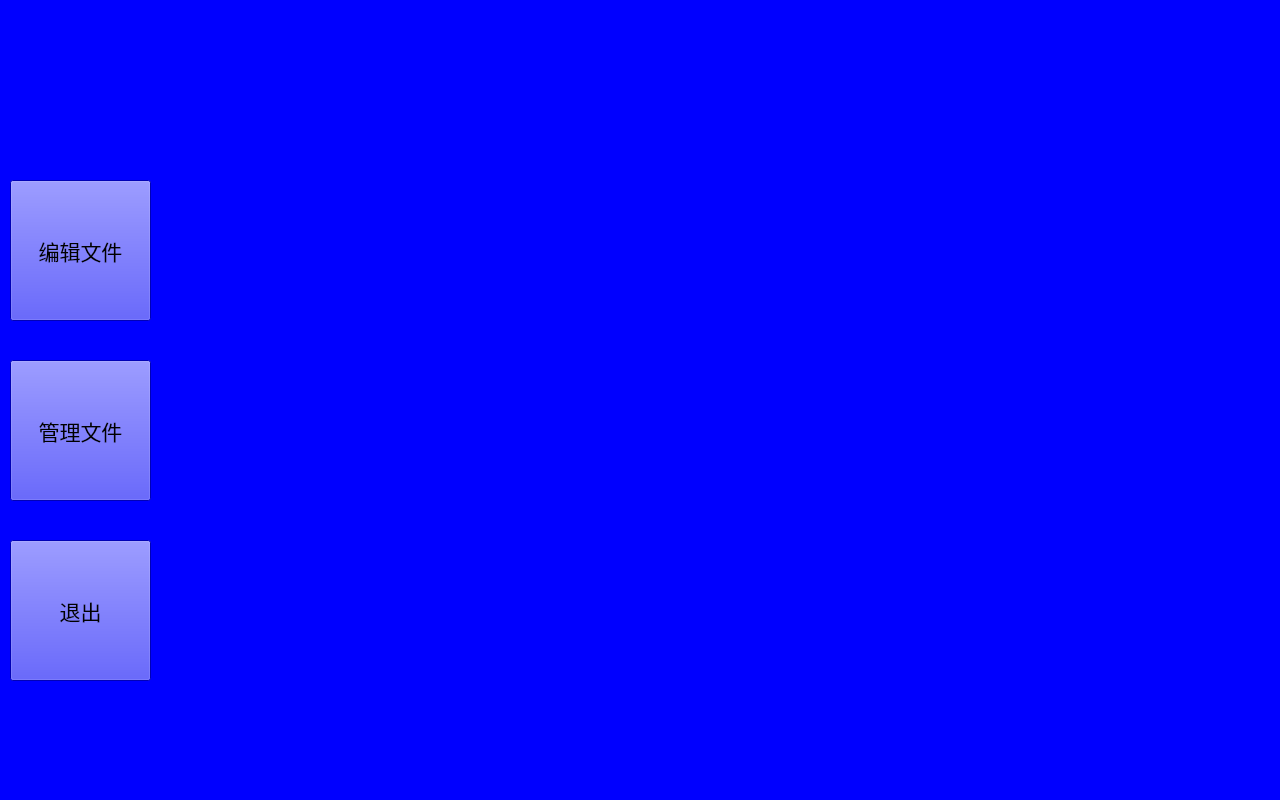
The window that HighResolutionPrinter/filemanageform.ui (dxphmj/TwoCharPrinter) describes before a commit, drawn with Qt 5.
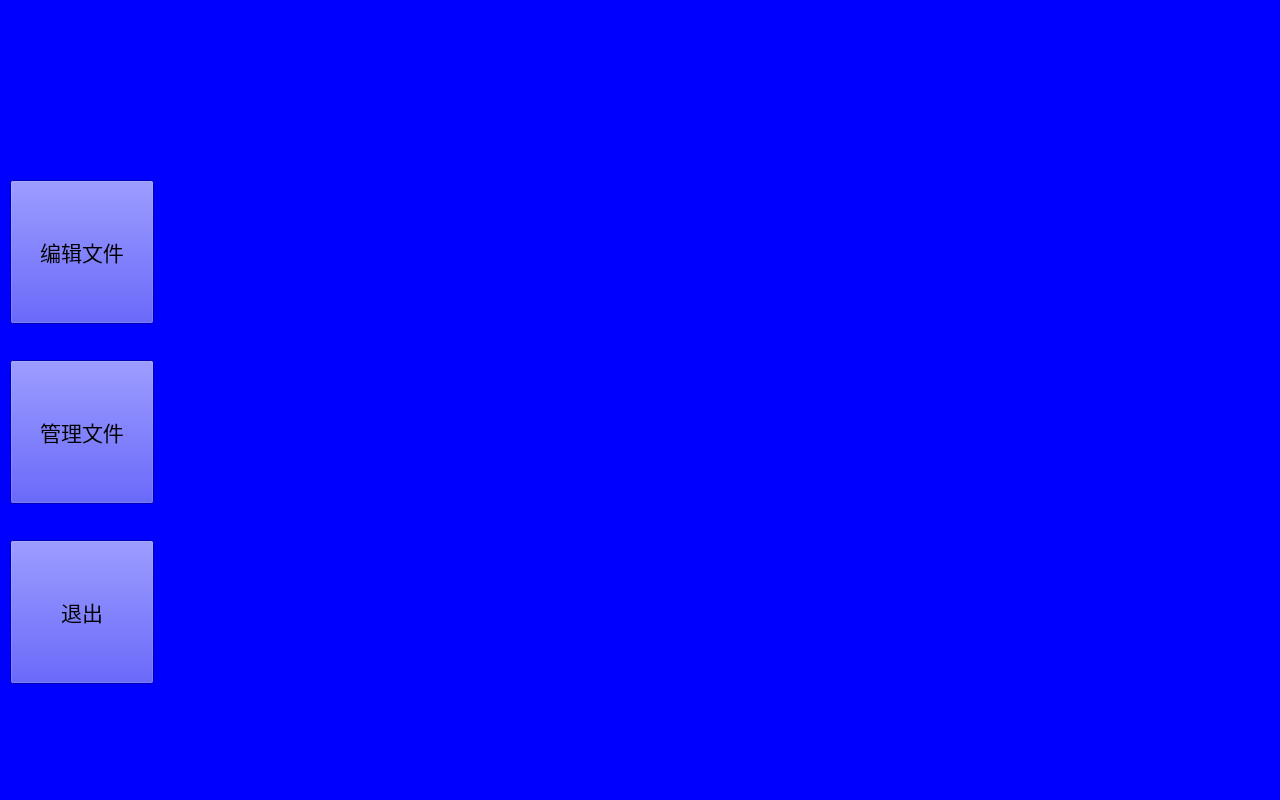
The same window after the commit. Icons and pictures are not drawn.

What changed in the file:
```diff
--- a/HighResolutionPrinter/filemanageform.ui
+++ b/HighResolutionPrinter/filemanageform.ui
@@ -21,8 +21,8 @@
     <rect>
      <x>10</x>
      <y>180</y>
-     <width>141</width>
-     <height>141</height>
+     <width>144</width>
+     <height>144</height>
     </rect>
    </property>
    <property name="font">
@@ -43,8 +43,8 @@
     <rect>
      <x>10</x>
      <y>360</y>
-     <width>141</width>
-     <height>141</height>
+     <width>144</width>
+     <height>144</height>
     </rect>
    </property>
    <property name="font">
@@ -65,8 +65,8 @@
     <rect>
      <x>10</x>
      <y>540</y>
-     <width>141</width>
-     <height>141</height>
+     <width>144</width>
+     <height>144</height>
     </rect>
    </property>
    <property name="font">
```
